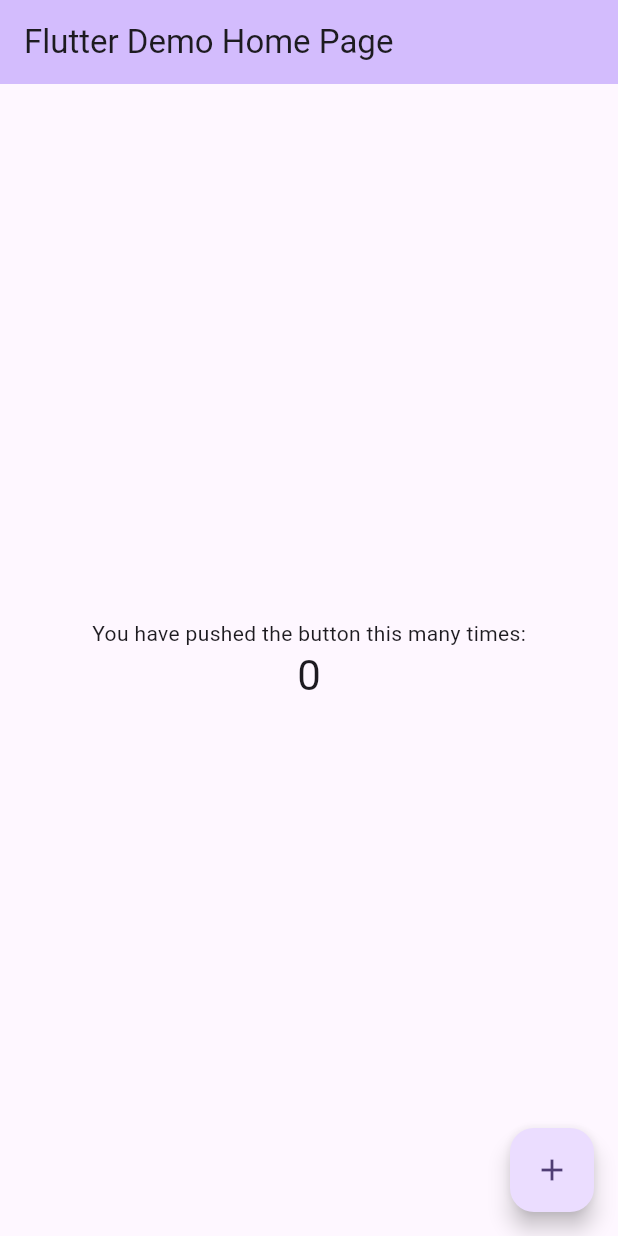
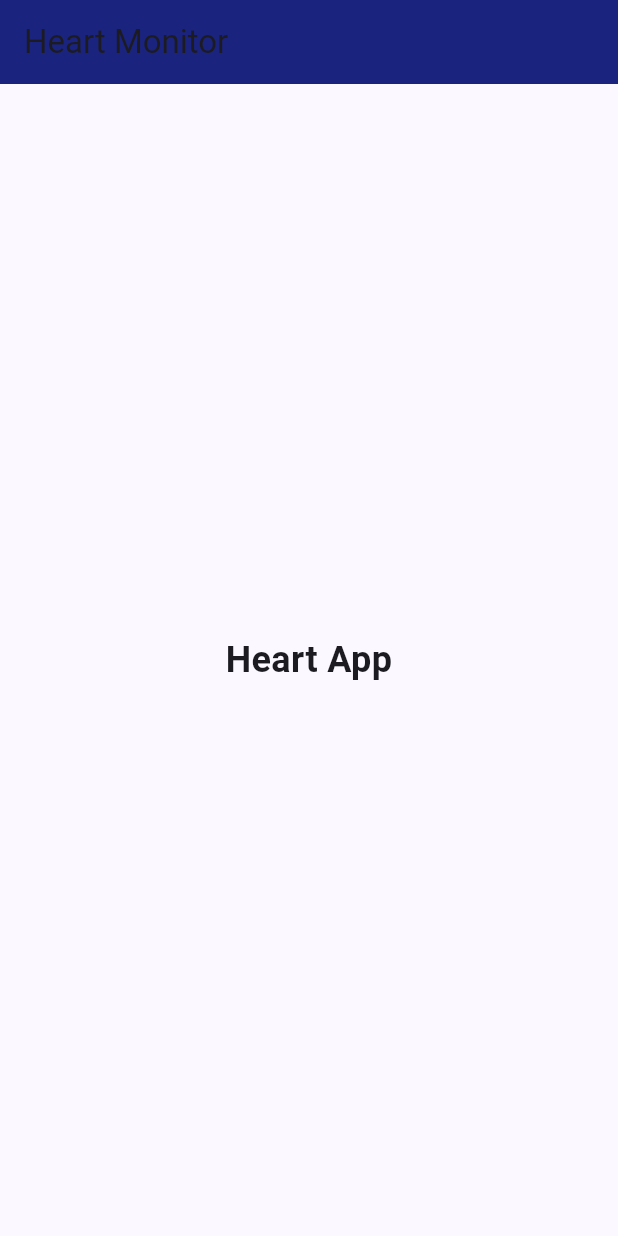
Before and after one commit to aravindsiddhanthi/Heart_App, a Flutter app: the screen it shows after launch, on a phone screen of 412 x 824 dp. Run offline on Flutter 3.47's test engine with Material 3 defaults, Android fonts, the phone set to English and light mode, and no system bars.

Commit message:
Added base UI structure for Heart App (main.dart + view folders). Pending: heart fill animation and Android emulator setup not yet completed.

```diff
--- a/lib/main.dart
+++ b/lib/main.dart
@@ -1,122 +1,29 @@
 import 'package:flutter/material.dart';
+import 'view/home_view.dart';
 
 void main() {
-  runApp(const MyApp());
+  // entry point
+  runApp(const HeartApp());
 }
 
-class MyApp extends StatelessWidget {
-  const MyApp({super.key});
+//  here is the main app widget
+class HeartApp extends StatelessWidget {
+  //
+  const HeartApp({super.key});
 
-  // This widget is the root of your application.
   @override
   Widget build(BuildContext context) {
     return MaterialApp(
-      title: 'Flutter Demo',
+      debugShowCheckedModeBanner:
+          false, // here the debug label will get removed
+      title: 'Heart App',
       theme: ThemeData(
-        // This is the theme of your application.
-        //
-        // TRY THIS: Try running your application with "flutter run". You'll see
-        // the application has a purple toolbar. Then, without quitting the app,
-        // try changing the seedColor in the colorScheme below to Colors.green
-        // and then invoke "hot reload" (save your changes or press the "hot
-        // reload" button in a Flutter-supported IDE, or press "r" if you used
-        // the command line to start the app).
-        //
-        // Notice that the counter didn't reset back to zero; the application
-        // state is not lost during the reload. To reset the state, use hot
-        // restart instead.
-        //
-        // This works for code too, not just values: Most code changes can be
-        // tested with just a hot reload.
-        colorScheme: ColorScheme.fromSeed(seedColor: Colors.deepPurple),
+        colorScheme: ColorScheme.fromSeed(
+          seedColor: Colors.indigo.shade900,
+        ), // as per given instructions
+        useMaterial3: true, // enables modern UI styling
       ),
-      home: const MyHomePage(title: 'Flutter Demo Home Page'),
+      home: const HomeView(), // our first screen
     );
   }
 }
-
-class MyHomePage extends StatefulWidget {
-  const MyHomePage({super.key, required this.title});
-
-  // This widget is the home page of your application. It is stateful, meaning
-  // that it has a State object (defined below) that contains fields that affect
-  // how it looks.
-
-  // This class is the configuration for the state. It holds the values (in this
-  // case the title) provided by the parent (in this case the App widget) and
-  // used by the build method of the State. Fields in a Widget subclass are
-  // always marked "final".
-
-  final String title;
-
-  @override
-  State<MyHomePage> createState() => _MyHomePageState();
-}
-
-class _MyHomePageState extends State<MyHomePage> {
-  int _counter = 0;
-
-  void _incrementCounter() {
-    setState(() {
-      // This call to setState tells the Flutter framework that something has
-      // changed in this State, which causes it to rerun the build method below
-      // so that the display can reflect the updated values. If we changed
-      // _counter without calling setState(), then the build method would not be
-      // called again, and so nothing would appear to happen.
-      _counter++;
-    });
-  }
-
-  @override
-  Widget build(BuildContext context) {
-    // This method is rerun every time setState is called, for instance as done
-    // by the _incrementCounter method above.
-    //
-    // The Flutter framework has been optimized to make rerunning build methods
-    // fast, so that you can just rebuild anything that needs updating rather
-    // than having to individually change instances of widgets.
-    return Scaffold(
-      appBar: AppBar(
-        // TRY THIS: Try changing the color here to a specific color (to
-        // Colors.amber, perhaps?) and trigger a hot reload to see the AppBar
-        // change color while the other colors stay the same.
-        backgroundColor: Theme.of(context).colorScheme.inversePrimary,
-        // Here we take the value from the MyHomePage object that was created by
-        // the App.build method, and use it to set our appbar title.
-        title: Text(widget.title),
-      ),
-      body: Center(
-        // Center is a layout widget. It takes a single child and positions it
-        // in the middle of the parent.
-        child: Column(
-          // Column is also a layout widget. It takes a list of children and
-          // arranges them vertically. By default, it sizes itself to fit its
-          // children horizontally, and tries to be as tall as its parent.
-          //
-          // Column has various properties to control how it sizes itself and
-          // how it positions its children. Here we use mainAxisAlignment to
-          // center the children vertically; the main axis here is the vertical
-          // axis because Columns are vertical (the cross axis would be
-          // horizontal).
-          //
-          // TRY THIS: Invoke "debug painting" (choose the "Toggle Debug Paint"
-          // action in the IDE, or press "p" in the console), to see the
-          // wireframe for each widget.
-          mainAxisAlignment: MainAxisAlignment.center,
-          children: <Widget>[
-            const Text('You have pushed the button this many times:'),
-            Text(
-              '$_counter',
-              style: Theme.of(context).textTheme.headlineMedium,
-            ),
-          ],
-        ),
-      ),
-      floatingActionButton: FloatingActionButton(
-        onPressed: _incrementCounter,
-        tooltip: 'Increment',
-        child: const Icon(Icons.add),
-      ), // This trailing comma makes auto-formatting nicer for build methods.
-    );
-  }
-}
--- /dev/null
+++ b/lib/view/home_view.dart
@@ -0,0 +1,24 @@
+import 'package:flutter/material.dart';
+
+class HomeView extends StatelessWidget {
+  // static UI
+  const HomeView({super.key});
+
+  @override
+  Widget build(BuildContext context) {
+    return Scaffold(
+      // layout for the screen
+      appBar: AppBar(
+        title: const Text('Heart Monitor'),
+        backgroundColor: Colors.indigo.shade900,
+      ),
+      body: const Center(
+        child: Text(
+          'Heart App ',
+          style: TextStyle(fontSize: 24, fontWeight: FontWeight.bold),
+          textAlign: TextAlign.center,
+        ),
+      ),
+    );
+  }
+}
```
